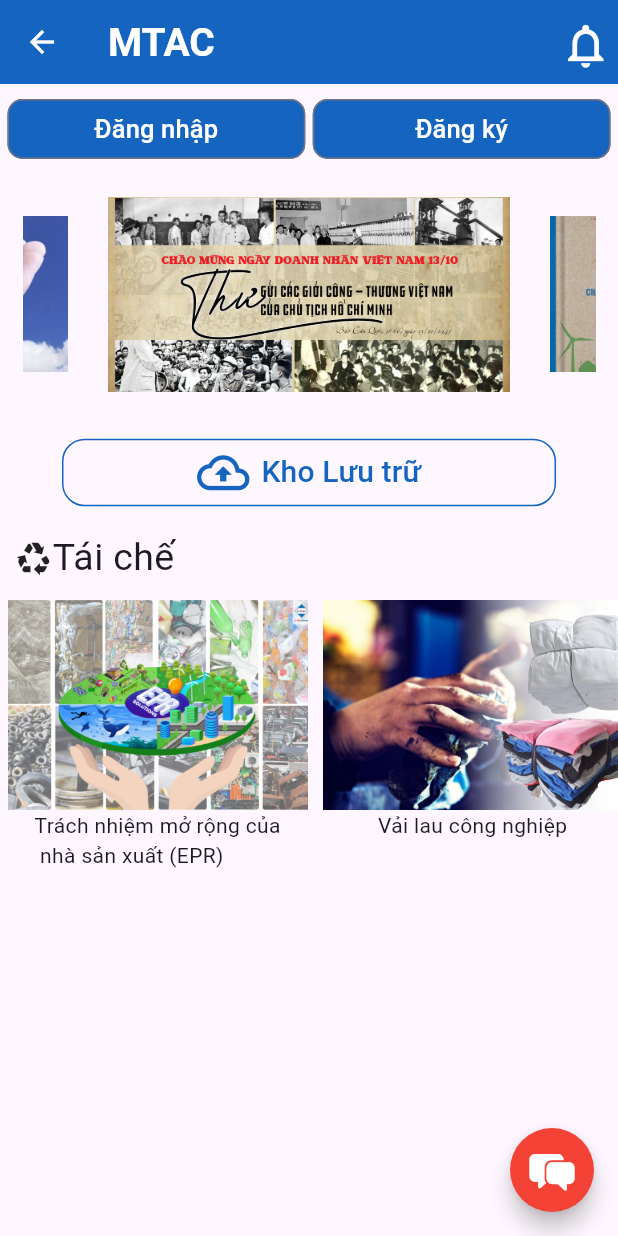
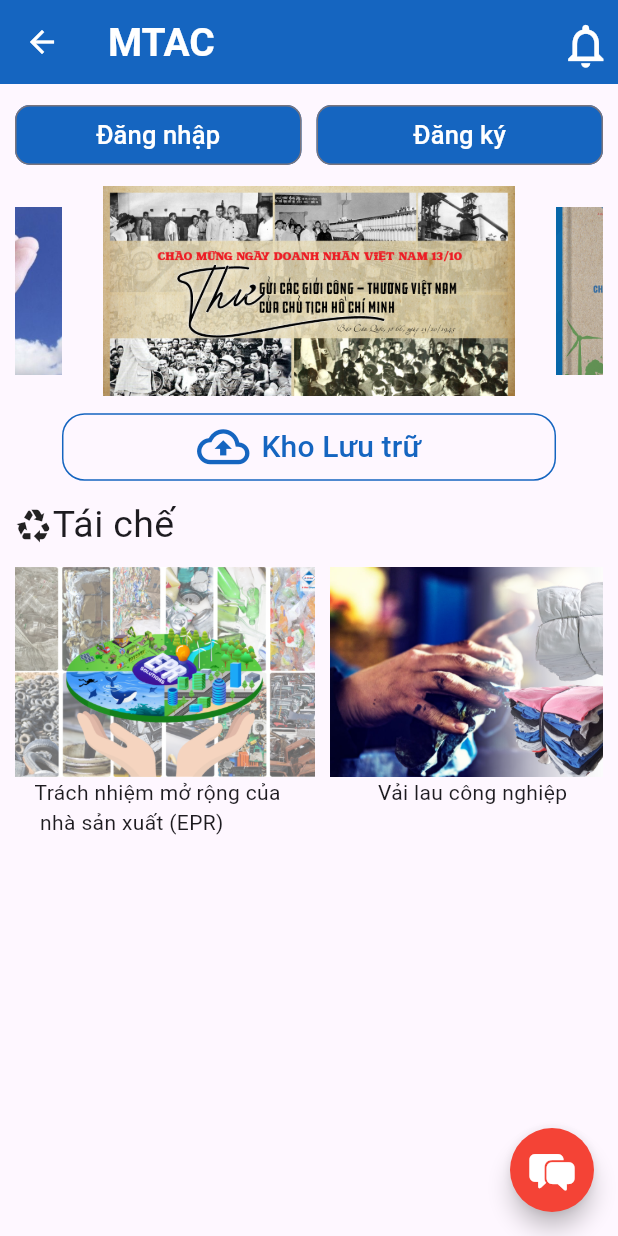
Before and after one commit to AnhKhoadn/mtac_app_eg, a Flutter app: the HomePage screen opened by its route, on a phone screen of 412 x 824 dp. Run offline on Flutter 3.47's test engine with Material 3 defaults, Android fonts, the phone set to English and light mode, and no system bars; our stand-ins replace flutter_swiper_view; Roboto replaces fonts that are missing (Arial).

Commit message:
fix padding in home page

```diff
--- a/lib/buttons/archive_button.dart
+++ b/lib/buttons/archive_button.dart
@@ -7,7 +7,7 @@ class ArchiveButton extends StatelessWidget {
   Widget build(BuildContext context) {
     return Center(
       child: Container(
-        margin: const EdgeInsets.symmetric(vertical: 15),
+        padding: const EdgeInsets.only(left: 10, right: 10, bottom: 10),
         child: OutlinedButton.icon(
           onPressed: () {
             Navigator.pushNamed(context, "/archive_page");
--- a/lib/buttons/login_register_button.dart
+++ b/lib/buttons/login_register_button.dart
@@ -6,8 +6,7 @@ class LoginRegisterButton extends StatelessWidget {
   @override
   Widget build(BuildContext context) {
     return Container(
-        margin: const EdgeInsets.all(5),
-        height: 50,
+        margin: const EdgeInsets.all(10),
         child: Row(
           children: [
             Expanded(
@@ -27,7 +26,7 @@ class LoginRegisterButton extends StatelessWidget {
                     style: TextStyle(color: Colors.white, fontSize: 17),
                   ),
                 )),
-            const SizedBox(width: 5),
+            const SizedBox(width: 10),
             Expanded(
                 flex: 1,
                 child: OutlinedButton(
--- a/lib/image_slider/home_page_image_slider.dart
+++ b/lib/image_slider/home_page_image_slider.dart
@@ -16,8 +16,7 @@ class HomePageImageSlider extends StatelessWidget {
     final double screenWidth = MediaQuery.of(context).size.width;
 
     return Container(
-      padding: const EdgeInsets.all(10),
-      margin: const EdgeInsets.all(5),
+      padding: const EdgeInsets.only(left: 10, right: 10, bottom: 10),
       alignment: Alignment.center,
       constraints: BoxConstraints.expand(height: 150, width: screenWidth),
       child: Swiper(
--- a/lib/list_view/recycle_list_view.dart
+++ b/lib/list_view/recycle_list_view.dart
@@ -5,7 +5,9 @@ class RecycleListView extends StatelessWidget {
 
   @override
   Widget build(BuildContext context) {
-    return SizedBox(
+    return Padding(
+      padding: const EdgeInsets.only(right: 10),
+      child: SizedBox(
         height: 200,
         child: ListView(
           scrollDirection: Axis.horizontal,
@@ -13,7 +15,7 @@ class RecycleListView extends StatelessWidget {
             Column(
               children: [
                 Padding(
-                padding: const EdgeInsets.symmetric(horizontal: 5),
+                  padding: const EdgeInsets.only(left: 10),
                   child: SizedBox(
                     width: 200,
                     height: 140,
@@ -26,7 +28,7 @@ class RecycleListView extends StatelessWidget {
             Column(
               children: [
                 Padding(
-                padding: const EdgeInsets.symmetric(horizontal: 5),
+                  padding: const EdgeInsets.only(left: 10),
                   child: SizedBox(
                     width: 200,
                     height: 140,
@@ -39,7 +41,7 @@ class RecycleListView extends StatelessWidget {
             Column(
               children: [
                 Padding(
-                padding: const EdgeInsets.symmetric(horizontal: 5),
+                  padding: const EdgeInsets.only(left: 10),
                   child: SizedBox(
                     width: 200,
                     height: 140,
@@ -51,6 +53,7 @@ class RecycleListView extends StatelessWidget {
             ),
           ],
         ),
+      ),
     );
   }
 }
--- a/lib/pages/register_page.dart
+++ b/lib/pages/register_page.dart
@@ -87,7 +87,7 @@ class RegisterPage extends StatelessWidget {
                         Navigator.pushReplacementNamed(context, '/login_page');
                       },
                       child: const Text(
-                        'Đăng nhậṕ',
+                        'Đăng nhập',
                         style: TextStyle(
                             color: Colors.black,
                             fontSize: 20,
--- /dev/null
+++ b/lib/pages/service_quote_page.dart
@@ -0,0 +1,10 @@
+import 'package:flutter/material.dart';
+
+class ServiceQuotePage extends StatelessWidget {
+  const ServiceQuotePage({super.key});
+
+  @override
+  Widget build(BuildContext context) {
+    return const Placeholder();
+  }
+}
```
Lines whose indentation alone changed are shown as unchanged.
